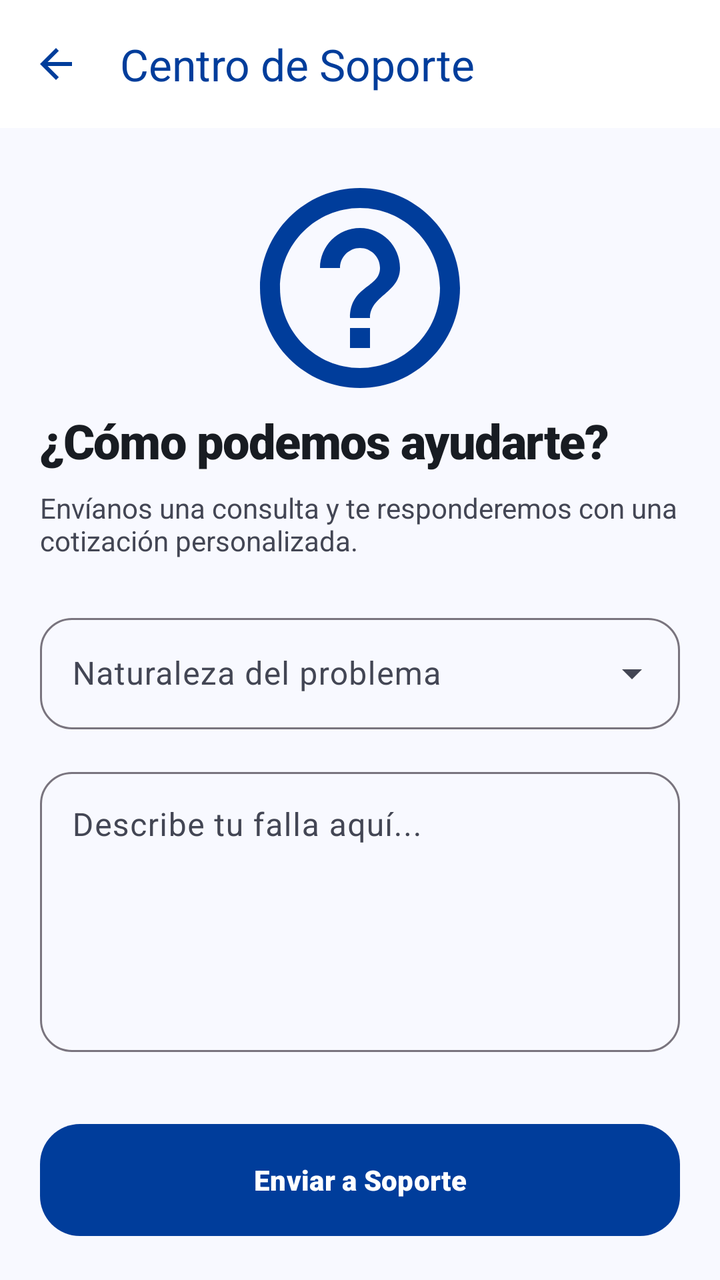
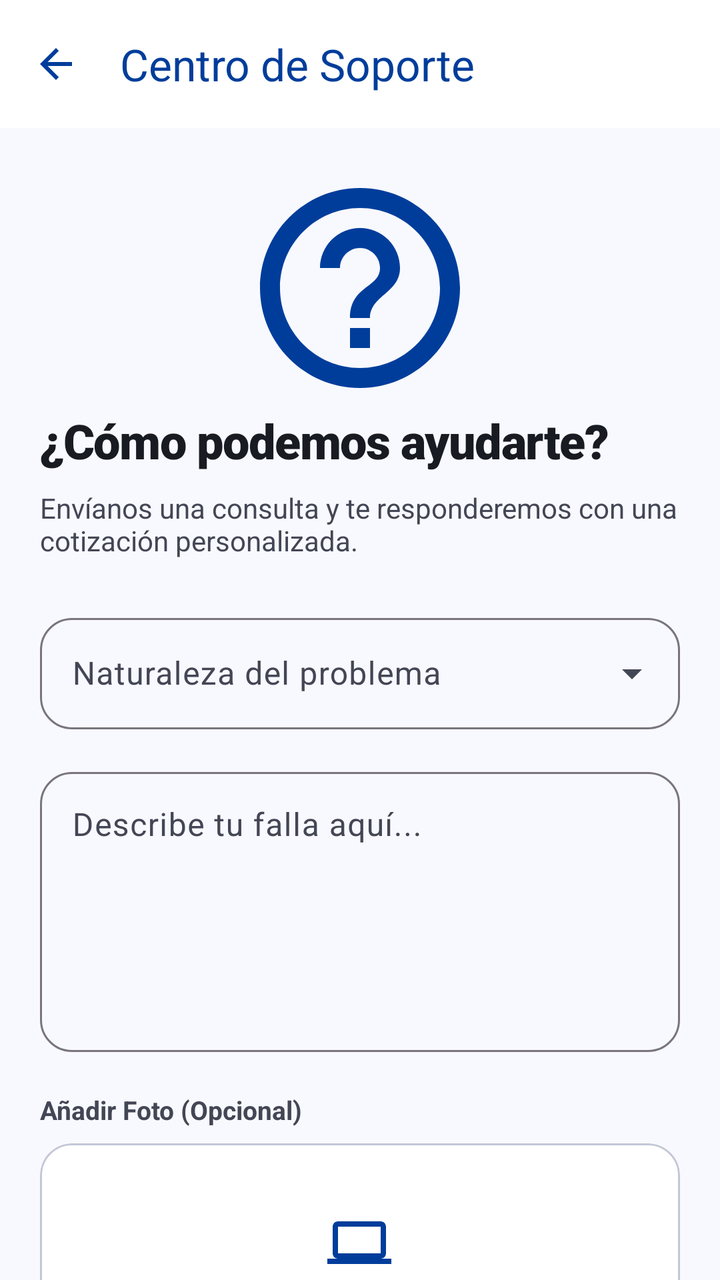

Screens rendered from an Android XML layout before and after an edit, with the pre-edit source and the edit as a unified diff.
<!-- AndroidManifest.xml: application theme Theme.CibertecApp -->
<!-- res/layout/activity_support.xml -->
<?xml version="1.0" encoding="utf-8"?>
<androidx.coordinatorlayout.widget.CoordinatorLayout xmlns:android="http://schemas.android.com/apk/res/android"
    xmlns:app="http://schemas.android.com/apk/res-auto"
    xmlns:tools="http://schemas.android.com/tools"
    android:layout_width="match_parent"
    android:layout_height="match_parent"
    android:background="@color/surface_bright"
    android:fitsSystemWindows="true">

    <com.google.android.material.appbar.AppBarLayout
        android:layout_width="match_parent"
        android:layout_height="wrap_content"
        android:background="@android:color/transparent"
        app:elevation="0dp">

        <com.google.android.material.appbar.MaterialToolbar
            android:id="@+id/topAppBar"
            android:layout_width="match_parent"
            android:layout_height="?attr/actionBarSize"
            android:background="@color/white"
            app:navigationIcon="@drawable/ic_arrow_back"
            app:navigationIconTint="@color/brand_blue"
            app:title="Centro de Soporte"
            app:titleTextColor="@color/login_primary" />
    </com.google.android.material.appbar.AppBarLayout>

    <androidx.core.widget.NestedScrollView
        android:layout_width="match_parent"
        android:layout_height="match_parent"
        android:scrollbars="none"
        app:layout_behavior="@string/appbar_scrolling_view_behavior">

        <LinearLayout
            android:layout_width="match_parent"
            android:layout_height="wrap_content"
            android:orientation="vertical"
            android:padding="20dp"
            android:paddingBottom="60dp">

            <ImageView
                android:layout_width="120dp"
                android:layout_height="120dp"
                android:layout_gravity="center"
                android:src="@drawable/ic_help"
                app:tint="@color/brand_blue" />

            <TextView
                android:layout_width="wrap_content"
                android:layout_height="wrap_content"
                android:fontFamily="sans-serif-black"
                android:text="¿Cómo podemos ayudarte?"
                android:textColor="@color/on_surface"
                android:textSize="24sp"
                android:letterSpacing="-0.02" />

            <TextView
                android:layout_width="wrap_content"
                android:layout_height="wrap_content"
                android:layout_marginTop="8dp"
                android:text="Envíanos una consulta y te responderemos con una cotización personalizada."
                android:textColor="@color/on_surface_variant"
                android:textSize="14sp" />

            
            <com.google.android.material.textfield.TextInputLayout
                android:id="@+id/tilProblemType"
                style="@style/Widget.Material3.TextInputLayout.OutlinedBox.ExposedDropdownMenu"
                android:layout_width="match_parent"
                android:layout_height="wrap_content"
                android:layout_marginTop="24dp"
                android:hint="Naturaleza del problema"
                app:boxCornerRadiusTopStart="16dp" app:boxCornerRadiusTopEnd="16dp"
                app:boxCornerRadiusBottomStart="16dp" app:boxCornerRadiusBottomEnd="16dp">
                <AutoCompleteTextView
                    android:id="@+id/atvProblemType"
                    android:layout_width="match_parent"
                    android:layout_height="wrap_content"
                    android:inputType="none"
                    android:textColor="@color/on_surface" />
            </com.google.android.material.textfield.TextInputLayout>

            <com.google.android.material.textfield.TextInputLayout
                style="@style/Widget.Material3.TextInputLayout.OutlinedBox"
                android:layout_width="match_parent"
                android:layout_height="wrap_content"
                android:layout_marginTop="16dp"
                android:hint="Describe tu falla aquí..."
                app:boxCornerRadiusTopStart="16dp" app:boxCornerRadiusTopEnd="16dp"
                app:boxCornerRadiusBottomStart="16dp" app:boxCornerRadiusBottomEnd="16dp">
                <com.google.android.material.textfield.TextInputEditText
                    android:id="@+id/etDescription"
                    android:layout_width="match_parent"
                    android:layout_height="140dp"
                    android:gravity="top"
                    android:textColor="@color/on_surface"
                    android:inputType="textMultiLine" />
            </com.google.android.material.textfield.TextInputLayout>

            <com.google.android.material.button.MaterialButton
                android:id="@+id/btnSubmit"
                android:layout_width="match_parent"
                android:layout_height="64dp"
                android:layout_marginTop="32dp"
                android:text="Enviar a Soporte"
                android:fontFamily="sans-serif-black"
                app:cornerRadius="20dp"
                app:backgroundTint="@color/brand_blue" />

        </LinearLayout>
    </androidx.core.widget.NestedScrollView>

</androidx.coordinatorlayout.widget.CoordinatorLayout>
<!-- resources referenced by this layout -->
<resources>
  <color name="brand_blue">#003D9B</color>
  <color name="login_primary">#003D9B</color>
  <color name="on_surface">#181C22</color>
  <color name="on_surface_variant">#434654</color>
  <color name="surface_bright">#F8F9FF</color>
  <color name="white">#FFFFFFFF</color>
  <!-- drawable ic_arrow_back (drawable) -->
  <vector xmlns:android="http://schemas.android.com/apk/res/android"
      android:width="24dp"
      android:height="24dp"
      android:viewportWidth="24"
      android:viewportHeight="24">
    <path
        android:fillColor="#FF000000"
        android:pathData="M20,11H7.83l5.59,-5.59L12,4l-8,8 8,8 1.41,-1.41L7.83,13H20v-2z"/>
  </vector>
  <!-- drawable ic_help (drawable) -->
  <vector xmlns:android="http://schemas.android.com/apk/res/android"
      android:width="24dp"
      android:height="24dp"
      android:viewportWidth="24"
      android:viewportHeight="24">
      <path
          android:fillColor="#000000"
          android:pathData="M11,18h2v-2h-2v2z M12,2C6.48,2 2,6.48 2,12s4.48,10 10,10 10,-4.48 10,-10S17.52,2 12,2z M12,20c-4.41,0 -8,-3.59 -8,-8s3.59,-8 8,-8 8,3.59 8,8 -3.59,8 -8,8z M12,6c-2.21,0 -4,1.79 -4,4h2c0,-1.1 0.9,-2 2,-2s2,0.9 2,2c0,2 -3,1.75 -3,5h2c0,-2.25 3,-2.5 3,-5 0,-2.21 -1.79,-4 -4,-4z"/>
  </vector>
  <style name="Theme.CibertecApp" parent="Base.Theme.CibertecApp" />
  <style name="Base.Theme.CibertecApp" parent="Theme.Material3.DayNight.NoActionBar">
          
          <item name="colorPrimary">@color/brand_blue</item>
          <item name="colorOnPrimary">@color/white</item>
  
          
          <item name="colorSecondaryContainer">@color/nav_active_indicator</item>
          <item name="colorOnSecondaryContainer">@color/nav_active_icon</item>
  
          
          <item name="colorSurface">@color/white</item>
          <item name="colorOnSurface">@color/on_surface</item>
          <item name="colorOnSurfaceVariant">@color/on_surface_variant</item>
  
          
          <item name="android:statusBarColor">@color/white</item>
          <item name="android:windowLightStatusBar">true</item>
          <item name="android:navigationBarColor">@color/white</item>
          <item name="android:windowLightNavigationBar" tools:targetApi="o_mr1">true</item>
  
  
          
          <item name="android:windowBackground">@color/surface_bright</item>
  
          
          <item name="android:windowAnimationStyle">@style/CustomActivityAnimation</item>
      </style>
  <color name="nav_active_indicator">#EADDFF</color>
  <color name="nav_active_icon">#1D1B20</color>
  <style name="CustomActivityAnimation" parent="@android:style/Animation.Activity">
          <item name="android:activityOpenEnterAnimation">@anim/axis_z_enter</item>
          <item name="android:activityOpenExitAnimation">@anim/axis_z_exit</item>
          <item name="android:activityCloseEnterAnimation">@anim/axis_z_pop_enter</item>
          <item name="android:activityCloseExitAnimation">@anim/axis_z_pop_exit</item>
      </style>
</resources>

<!-- the commit's change to res/layout/activity_support.xml (unified diff, before → after) -->
@@ -96,6 +96,63 @@
                     android:inputType="textMultiLine" />
             </com.google.android.material.textfield.TextInputLayout>
 
+            
+            <TextView
+                android:layout_width="wrap_content"
+                android:layout_height="wrap_content"
+                android:layout_marginTop="20dp"
+                android:text="Añadir Foto (Opcional)"
+                android:textStyle="bold"
+                android:textSize="13sp"
+                android:textColor="@color/on_surface_variant" />
+
+            <com.google.android.material.card.MaterialCardView
+                android:id="@+id/btnPickPhoto"
+                android:layout_width="match_parent"
+                android:layout_height="120dp"
+                android:layout_marginTop="8dp"
+                app:cardBackgroundColor="@color/white"
+                app:cardCornerRadius="16dp"
+                app:cardElevation="0dp"
+                app:strokeColor="@color/outline_variant"
+                app:strokeWidth="1dp"
+                android:clickable="true"
+                android:focusable="true">
+
+                <RelativeLayout
+                    android:layout_width="match_parent"
+                    android:layout_height="match_parent">
+
+                    <LinearLayout
+                        android:id="@+id/layoutEmptyPhoto"
+                        android:layout_width="wrap_content"
+                        android:layout_height="wrap_content"
+                        android:layout_centerInParent="true"
+                        android:gravity="center"
+                        android:orientation="vertical">
+                        <ImageView
+                            android:layout_width="32dp"
+                            android:layout_height="32dp"
+                            android:src="@drawable/ic_laptop"
+                            app:tint="@color/brand_blue" />
+                        <TextView
+                            android:layout_width="wrap_content"
+                            android:layout_height="wrap_content"
+                            android:layout_marginTop="4dp"
+                            android:text="Toca para subir"
+                            android:textSize="12sp"
+                            android:textColor="@color/brand_blue" />
+                    </LinearLayout>
+
+                    <ImageView
+                        android:id="@+id/ivPreview"
+                        android:layout_width="match_parent"
+                        android:layout_height="match_parent"
+                        android:scaleType="centerCrop"
+                        android:visibility="gone" />
+                </RelativeLayout>
+            </com.google.android.material.card.MaterialCardView>
+
             <com.google.android.material.button.MaterialButton
                 android:id="@+id/btnSubmit"
                 android:layout_width="match_parent"
<!-- resource entries referenced after the edit -->
@@ -4,6 +4,7 @@
   <color name="login_primary">#003D9B</color>
   <color name="on_surface">#181C22</color>
   <color name="on_surface_variant">#434654</color>
+  <color name="outline_variant">#C3C6D6</color>
   <color name="surface_bright">#F8F9FF</color>
   <color name="white">#FFFFFFFF</color>
   <!-- drawable ic_arrow_back (drawable) -->
@@ -25,6 +26,16 @@
       <path
           android:fillColor="#000000"
           android:pathData="M11,18h2v-2h-2v2z M12,2C6.48,2 2,6.48 2,12s4.48,10 10,10 10,-4.48 10,-10S17.52,2 12,2z M12,20c-4.41,0 -8,-3.59 -8,-8s3.59,-8 8,-8 8,3.59 8,8 -3.59,8 -8,8z M12,6c-2.21,0 -4,1.79 -4,4h2c0,-1.1 0.9,-2 2,-2s2,0.9 2,2c0,2 -3,1.75 -3,5h2c0,-2.25 3,-2.5 3,-5 0,-2.21 -1.79,-4 -4,-4z"/>
+  </vector>
+  <!-- drawable ic_laptop (drawable) -->
+  <vector xmlns:android="http://schemas.android.com/apk/res/android"
+      android:width="24dp"
+      android:height="24dp"
+      android:viewportWidth="24"
+      android:viewportHeight="24">
+    <path
+        android:fillColor="#FF000000"
+        android:pathData="M20,18c1.1,0 2,-0.9 2,-2V6c0,-1.1 -0.9,-2 -2,-2H4c-1.1,0 -2,0.9 -2,2v10c0,1.1 0.9,2 2,2H0v2h24v-2h-4zM4,6h16v10H4V6z"/>
   </vector>
   <style name="Theme.CibertecApp" parent="Base.Theme.CibertecApp" />
   <style name="Base.Theme.CibertecApp" parent="Theme.Material3.DayNight.NoActionBar">
